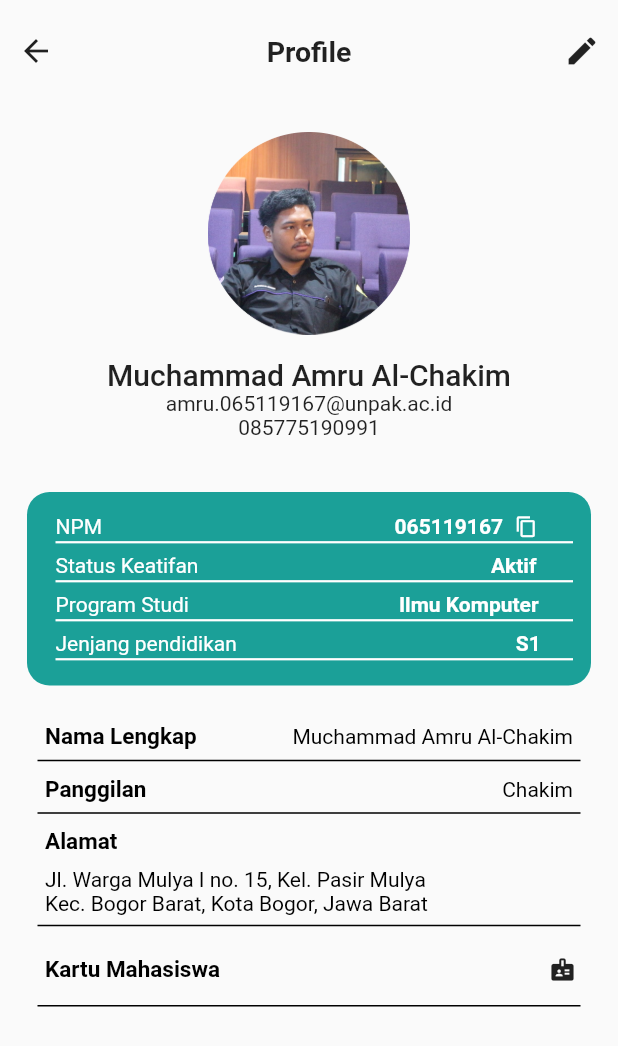
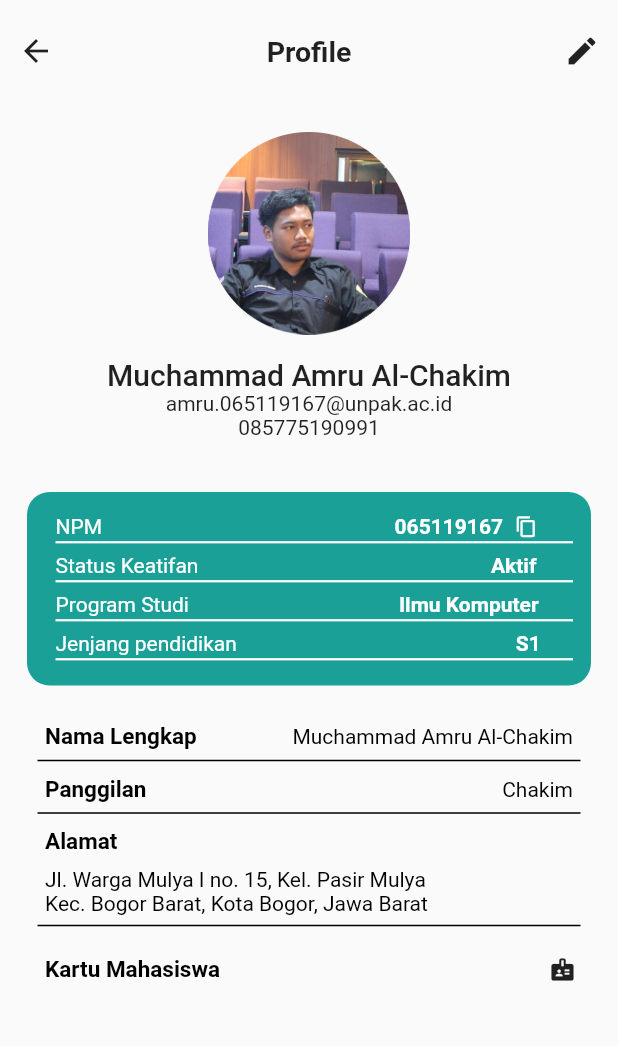
Before and after one commit to al-chakim/tugas2_P5, a Flutter app: the screen it shows after launch, on a phone screen of 412 x 824 dp. Shown: the top 1046 px of the screen. Run offline on Flutter 3.47's test engine with Material 2 defaults, Android fonts, the phone set to English and light mode, and no system bars.

Commit message:
perubahan baru

```diff
--- a/new_app/lib/main.dart
+++ b/new_app/lib/main.dart
@@ -268,13 +268,13 @@ class _MyAppState extends State<MyApp> {
                       ],
                     ),
                   ),
-                  Divider(
-                    height: 1,
-                    thickness: 1,
-                    indent: 25,
-                    endIndent: 25,
-                    color: Colors.black,
-                  ),
+                  // Divider(
+                  //   height: 1,
+                  //   thickness: 1,
+                  //   indent: 25,
+                  //   endIndent: 25,
+                  //   color: Colors.black,
+                  // ),
                 ],
               )
             ],
```
